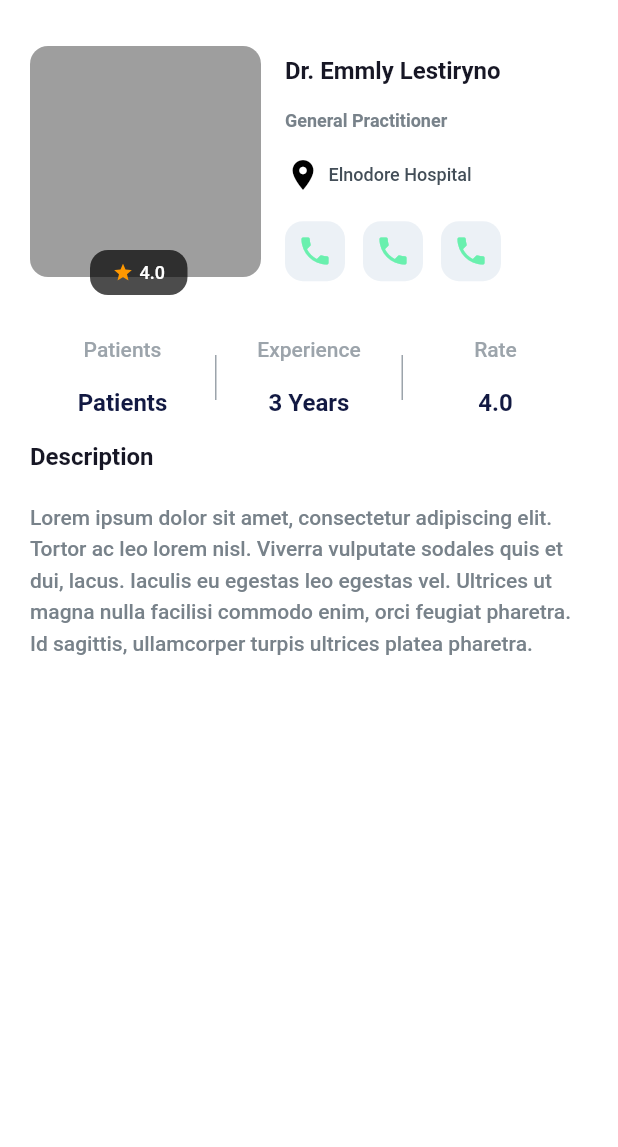
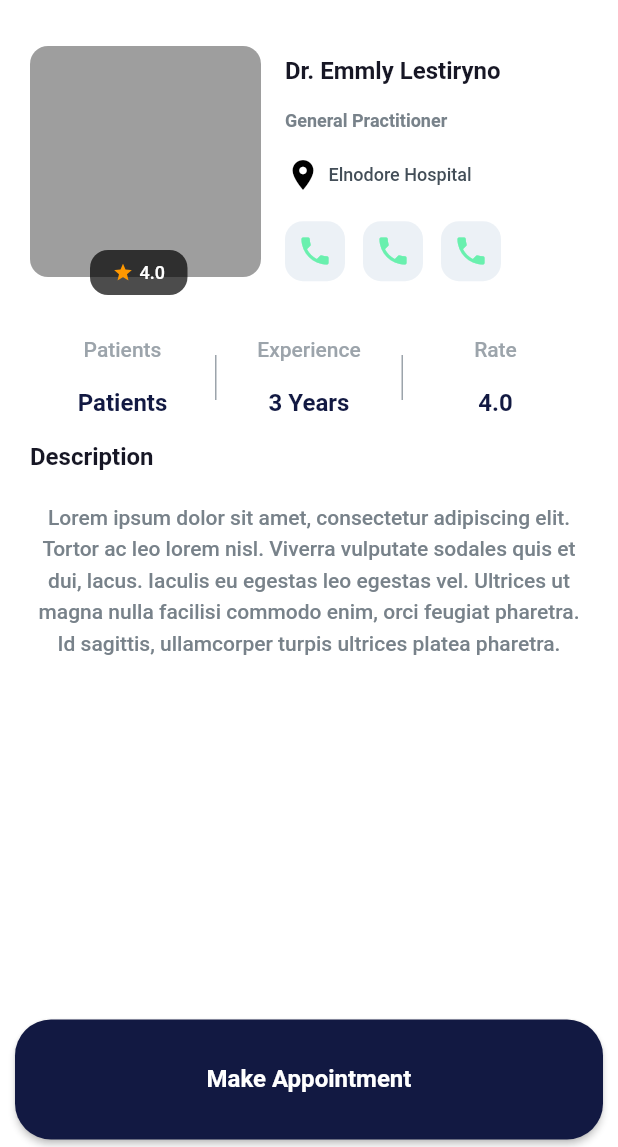
Before and after one commit to lxhyz/flutter_doctor, a Flutter app: the DoctorDetailView screen opened by its route, on a phone screen of 412 x 824 dp, the part 89-1236 px from its top. Run offline on Flutter 3.47's test engine with Material 2 defaults, Android fonts, the phone set to English and light mode, and no system bars; our stand-ins replace get, get_storage; accounts and stored records are empty.

Commit message:
change:detail_doctor

```diff
--- a/lib/app/data/widgets/custom_text.dart
+++ b/lib/app/data/widgets/custom_text.dart
@@ -22,7 +22,7 @@ class CustomText extends StatelessWidget{
       ),
       maxLines: maxLines,
       overflow: overflow,
-
+      textAlign: TextAlign.center,
     );
   }
 }
--- a/lib/app/modules/doctor_detail/views/doctor_detail_view.dart
+++ b/lib/app/modules/doctor_detail/views/doctor_detail_view.dart
@@ -34,9 +34,14 @@ class DoctorDetailView extends GetView<DoctorDetailController> {
         title: CustomText("Detail Doctor"),
         centerTitle: true,
       ),
-      body: SingleChildScrollView(
+      body: CustomScrollView(
+        physics: NeverScrollableScrollPhysics(),
+        slivers: [
+          SliverToBoxAdapter(
             child: Container(
+              height: MediaQuery.of(context).size.height - 160,
               padding: EdgeInsets.all(20),
+              child: SingleChildScrollView(
                 child: Column(
                   crossAxisAlignment: CrossAxisAlignment.start,
                   children: [
@@ -180,6 +185,73 @@ class DoctorDetailView extends GetView<DoctorDetailController> {
                 ),
               ),
             ),
+          ),
+          SliverFillRemaining(
+            child: Container(
+              padding: EdgeInsets.symmetric(
+                vertical: 5,
+                horizontal: 10,
+              ),
+              child: ElevatedButton(
+                style: ButtonStyle(
+                  backgroundColor: MaterialStateProperty.all<Color>(Color(0xff121942)),
+                  shape: MaterialStateProperty.all<RoundedRectangleBorder>(
+                    RoundedRectangleBorder(
+                      borderRadius: BorderRadius.circular(24)
+                    )
+                  )
+                ),
+                onPressed: (){
+                  // Get.defaultDialog(
+                  //   title: "",
+                  //   middleText: "",
+                  //   radius: 16,
+                  //   actions: [
+                  //     Image.network("https://zimg.qdocti.com/b976b914e37df3aa0f85ef48d87e9fc7?p=0",width: 106,height: 106,)
+                  //   ]
+                  // );
+                  Get.dialog(
+                    AlertDialog(
+                      contentPadding: EdgeInsets.symmetric(
+                        vertical: 10,
+                        horizontal: 20
+                      ),
+                      content: Container(
+                        height: MediaQuery.of(context).size.height / 2,
+                        width:  MediaQuery.of(context).size.width,
+                        child: Column(
+                          children: [
+                            Image.network("https://zimg.qdocti.com/b976b914e37df3aa0f85ef48d87e9fc7?p=0",width: 106,height: 106,),
+                            SizedBox(height: 20,),
+                            CustomText("Appointment \n successfully",maxLines: 2,fontWeight: FontWeight.w700,fontSize: 24,textHeight:1.4),
+                            SizedBox(height: 20,),
+                            CustomText("Lorem Ipsum is simply dummy text of the printing and typesetting industry.",maxLines: 2,fontWeight: FontWeight.w500,fontSize: 14,textColor: Color(0xff6C6C6C),textHeight:1.4),
+                            SizedBox(height: 20,),
+                            ElevatedButton(
+                              style: ButtonStyle(
+                                minimumSize: MaterialStateProperty.all<Size>(Size(200, 40)),
+                                backgroundColor: MaterialStateProperty.all<Color>(Colors.black),
+                                shape: MaterialStateProperty.all<RoundedRectangleBorder>(
+                                  RoundedRectangleBorder(
+                                    borderRadius: BorderRadius.circular(24)
+                                  )
+                                )
+                              ),
+                              onPressed: (){},
+                              child: CustomText("Continue",textColor: Color(0xffFFFFFF),fontSize: 16,fontWeight: FontWeight.w600,)
+                            )
+                          ],
+                        ),
+                      ),
+                    ),
+                  );
+                },
+                child: CustomText("Make Appointment",textColor: Color(0xffFFFFFF),fontSize: 16,fontWeight: FontWeight.w600,),
+              ),
+            ),
+          )
+        ],
+      ),
     );
   }
 }
```
Also changed, not shown: assets/images/good.png (added). Lines whose indentation alone changed are shown as unchanged.
